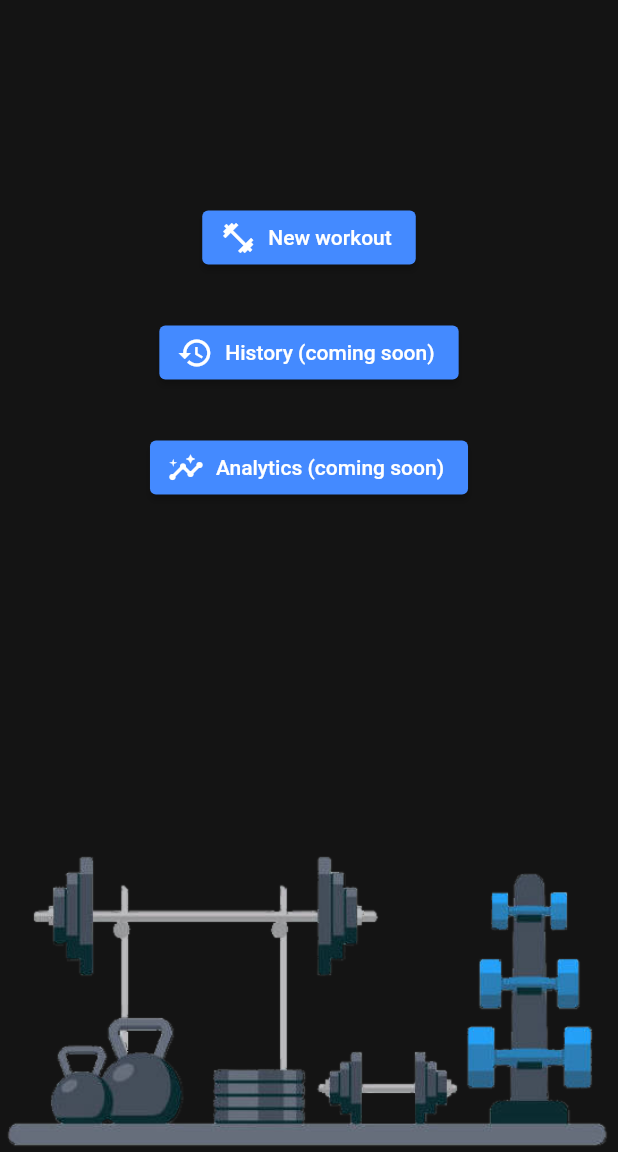
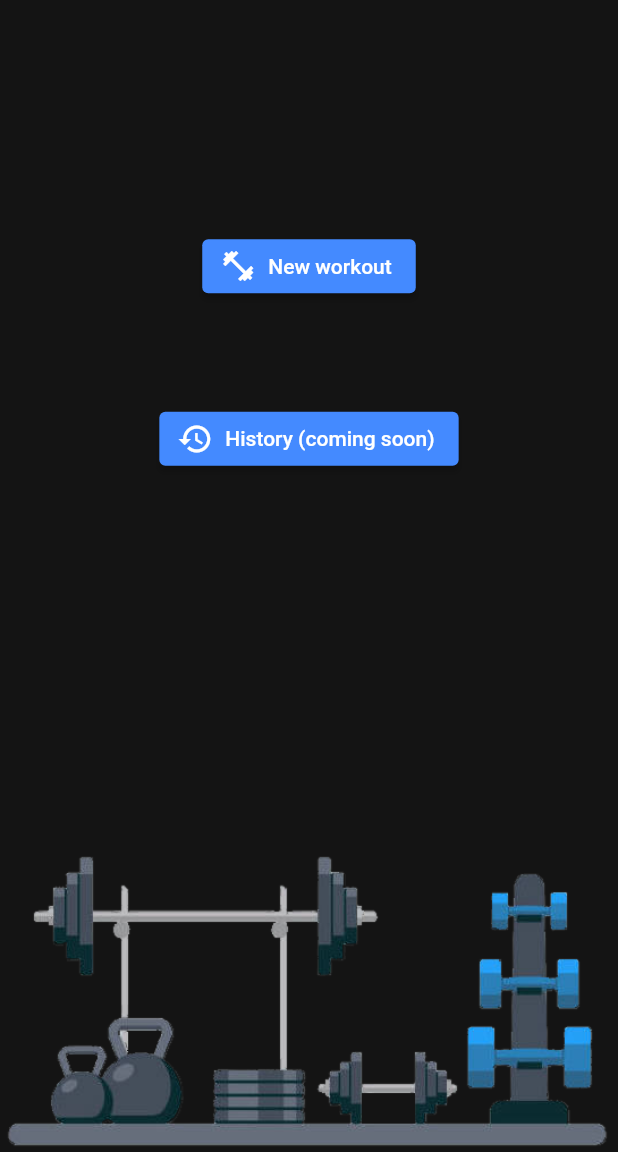
Before and after one commit to jacksondearing96/bread_basket, a Flutter app: the screen it shows once a user with an empty profile is signed in, on a phone screen of 412 x 824 dp, the part 84-1236 px from its top. Run offline on Flutter 3.47's test engine with Material 2 defaults, Android fonts, the light colour scheme and no system bars; our stand-ins replace cloud_firestore, email_validator, firebase_auth, firebase_core, fl_chart, flutter_spinkit; accounts and stored records are empty.

Commit message:
Removed analytics button.

```diff
--- a/lib/screens/home/home.dart
+++ b/lib/screens/home/home.dart
@@ -73,20 +73,7 @@ class Home extends StatelessWidget {
                       backgroundColor: Constants.accentColor,
                       primary: Constants.textColor),
                   ),
-                  ElevatedButton.icon(
-                    icon: Icon(
-                      Icons.insights,
-                      color: Constants.textColor,
-                    ),
-                    label: Text(
-                      'Analytics (coming soon)',
-                      style: TextStyle(color: Constants.textColor),
-                    ),
-                    onPressed: () => {},
-                    style: TextButton.styleFrom(
-                      backgroundColor: Constants.accentColor,
-                      primary: Constants.textColor),
-                  ),
+
                 ],
               ),
             ),
```
